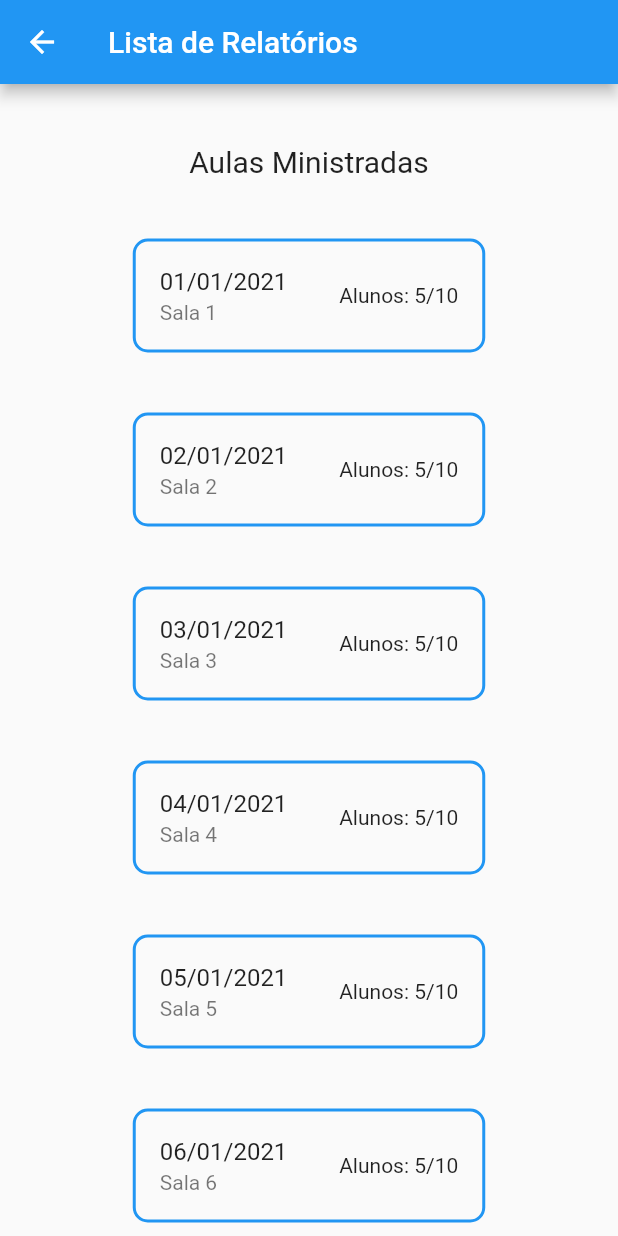
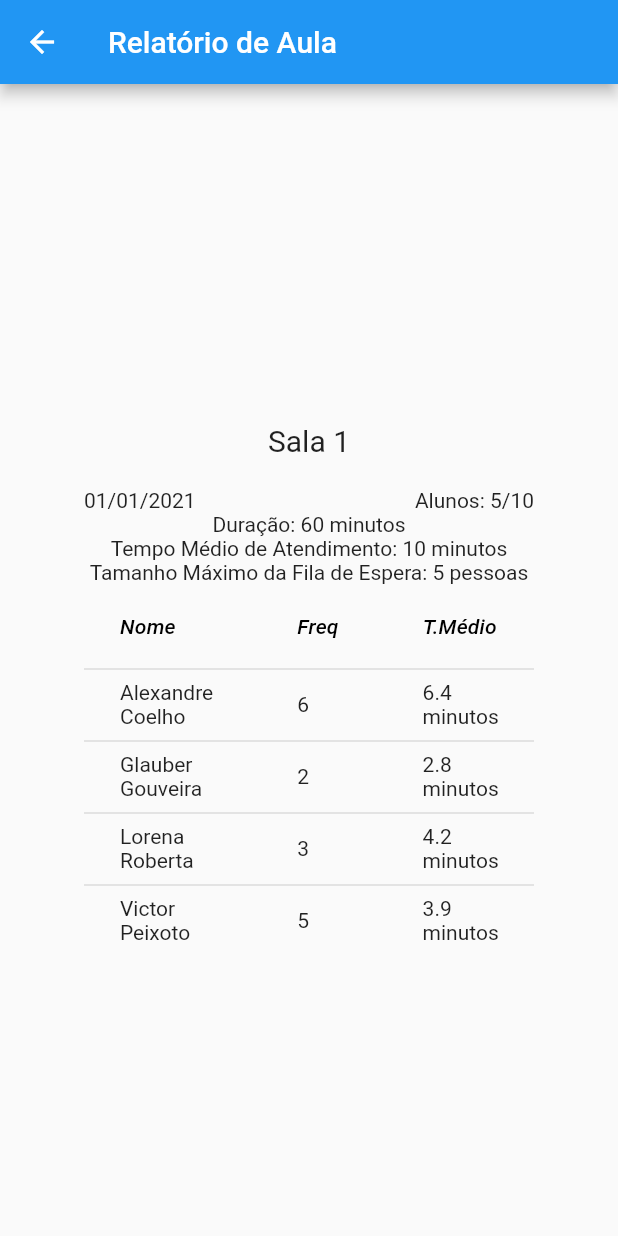
Before and after one commit to victorpbp/atende-sala-front, a Flutter app: the ListaRelatorio screen opened directly, after a tap on "01/01/2021", on a phone screen of 412 x 824 dp. Run offline on Flutter 3.47's test engine with Material 2 defaults, Android fonts, the phone set to English and light mode, and no system bars; our stand-ins replace flutter_riverpod.

Commit message:
Start for Relatorio Individual

```diff
--- a/lib/reports/individual_report.dart
+++ b/lib/reports/individual_report.dart
@@ -0,0 +1,114 @@
+import 'package:atende_sala/reports/report_list.dart';
+import 'package:flutter/material.dart';
+import 'package:flutter_riverpod/flutter_riverpod.dart';
+
+class RelatorioIndividual extends ConsumerWidget {
+  const RelatorioIndividual({Key? key}) : super(key: key);
+
+  @override
+  Widget build(BuildContext context, WidgetRef ref) {
+    final relatorioIndividual = ref
+        .watch(listaRelatorioProvider)[ref.watch(relatorioSelecionadoProvider)];
+
+    return Scaffold(
+        appBar: AppBar(title: const Text('Relatório de Aula')),
+        body: Center(
+          child: SizedBox(
+            width: 300,
+            child: Container(
+                margin: const EdgeInsets.only(top: 40),
+                child: Column(
+                  mainAxisAlignment: MainAxisAlignment.center,
+                  children: [
+                    Container(
+                      margin: const EdgeInsets.only(bottom: 20),
+                      child: Text(
+                        relatorioIndividual.nomeSala,
+                        style: const TextStyle(fontSize: 20),
+                      ),
+                    ),
+                    Row(
+                      mainAxisAlignment: MainAxisAlignment.spaceBetween,
+                      children: [
+                        Text(relatorioIndividual.data),
+                        Text(
+                            'Alunos: ${relatorioIndividual.info.quantidadeAlunosPresentes}/${relatorioIndividual.info.quantidadeAlunosMaximo}'),
+                      ],
+                    ),
+                    Column(
+                      children: [
+                        Text(
+                          'Duração: ${relatorioIndividual.info.duracaoMinutos} minutos',
+                        ),
+                        Text(
+                          'Tempo Médio de Atendimento: ${relatorioIndividual.info.tempoMedioAtendimento} minutos',
+                        ),
+                        Text(
+                          'Tamanho Máximo da Fila de Espera: ${relatorioIndividual.info.tamanhoMaximoFilaEspera} pessoas',
+                        ),
+                      ],
+                    ),
+                    DataTable(
+                      columns: const <DataColumn>[
+                        DataColumn(
+                          label: Expanded(
+                            child: Text(
+                              'Nome',
+                              style: TextStyle(fontStyle: FontStyle.italic),
+                            ),
+                          ),
+                        ),
+                        DataColumn(
+                          label: Expanded(
+                            child: Text(
+                              'Freq',
+                              style: TextStyle(fontStyle: FontStyle.italic),
+                            ),
+                          ),
+                        ),
+                        DataColumn(
+                          label: Expanded(
+                            child: Text(
+                              'T.Médio',
+                              style: TextStyle(fontStyle: FontStyle.italic),
+                            ),
+                          ),
+                        ),
+                      ],
+                      rows: const <DataRow>[
+                        DataRow(
+                          cells: <DataCell>[
+                            DataCell(Text('Alexandre Coelho')),
+                            DataCell(Text('6')),
+                            DataCell(Text('6.4 minutos')),
+                          ],
+                        ),
+                        DataRow(
+                          cells: <DataCell>[
+                            DataCell(Text('Glauber Gouveira')),
+                            DataCell(Text('2')),
+                            DataCell(Text('2.8 minutos')),
+                          ],
+                        ),
+                        DataRow(
+                          cells: <DataCell>[
+                            DataCell(Text('Lorena Roberta')),
+                            DataCell(Text('3')),
+                            DataCell(Text('4.2 minutos')),
+                          ],
+                        ),
+                        DataRow(
+                          cells: <DataCell>[
+                            DataCell(Text('Victor Peixoto')),
+                            DataCell(Text('5')),
+                            DataCell(Text('3.9 minutos')),
+                          ],
+                        ),
+                      ],
+                    )
+                  ],
+                )),
+          ),
+        ));
+  }
+}
--- a/lib/reports/report_list.dart
+++ b/lib/reports/report_list.dart
@@ -1,3 +1,4 @@
+import 'package:atende_sala/reports/individual_report.dart';
 import 'package:flutter/material.dart';
 import 'package:flutter_riverpod/flutter_riverpod.dart';
 
@@ -6,63 +7,175 @@ final listaRelatorioProvider = StateProvider<List<Relatorios>>((ref) => [
         data: '01/01/2021',
         nomeSala: 'Sala 1',
         nomeProfessor: 'Professor 1',
+        info: RelatorioInfo(
           quantidadeAlunosMaximo: 10,
-          quantidadeAlunosPresentes: 5),
+          quantidadeAlunosPresentes: 5,
+          duracaoMinutos: 60,
+          tempoMedioAtendimento: 10,
+          tamanhoMaximoFilaEspera: 5,
+          alunos: Alunos(
+            nome: 'Aluno 1',
+            quantidadeAtendimentos: 1,
+            tempoMedioAtendimento: 10,
+          ),
+        ),
+      ),
       Relatorios(
         data: '02/01/2021',
         nomeSala: 'Sala 2',
         nomeProfessor: 'Professor 2',
+        info: RelatorioInfo(
           quantidadeAlunosMaximo: 10,
-          quantidadeAlunosPresentes: 5),
+          quantidadeAlunosPresentes: 5,
+          duracaoMinutos: 60,
+          tempoMedioAtendimento: 10,
+          tamanhoMaximoFilaEspera: 5,
+          alunos: Alunos(
+            nome: 'Aluno 2',
+            quantidadeAtendimentos: 1,
+            tempoMedioAtendimento: 10,
+          ),
+        ),
+      ),
       Relatorios(
         data: '03/01/2021',
         nomeSala: 'Sala 3',
         nomeProfessor: 'Professor 3',
+        info: RelatorioInfo(
           quantidadeAlunosMaximo: 10,
-          quantidadeAlunosPresentes: 5),
+          quantidadeAlunosPresentes: 5,
+          duracaoMinutos: 60,
+          tempoMedioAtendimento: 10,
+          tamanhoMaximoFilaEspera: 5,
+          alunos: Alunos(
+            nome: 'Aluno 3',
+            quantidadeAtendimentos: 1,
+            tempoMedioAtendimento: 10,
+          ),
+        ),
+      ),
       Relatorios(
         data: '04/01/2021',
         nomeSala: 'Sala 4',
         nomeProfessor: 'Professor 4',
+        info: RelatorioInfo(
           quantidadeAlunosMaximo: 10,
-          quantidadeAlunosPresentes: 5),
+          quantidadeAlunosPresentes: 5,
+          duracaoMinutos: 60,
+          tempoMedioAtendimento: 10,
+          tamanhoMaximoFilaEspera: 5,
+          alunos: Alunos(
+            nome: 'Aluno 4',
+            quantidadeAtendimentos: 1,
+            tempoMedioAtendimento: 10,
+          ),
+        ),
+      ),
       Relatorios(
         data: '05/01/2021',
         nomeSala: 'Sala 5',
         nomeProfessor: 'Professor 5',
+        info: RelatorioInfo(
           quantidadeAlunosMaximo: 10,
-          quantidadeAlunosPresentes: 5),
+          quantidadeAlunosPresentes: 5,
+          duracaoMinutos: 60,
+          tempoMedioAtendimento: 10,
+          tamanhoMaximoFilaEspera: 5,
+          alunos: Alunos(
+            nome: 'Aluno 5',
+            quantidadeAtendimentos: 1,
+            tempoMedioAtendimento: 10,
+          ),
+        ),
+      ),
       Relatorios(
         data: '06/01/2021',
         nomeSala: 'Sala 6',
         nomeProfessor: 'Professor 6',
+        info: RelatorioInfo(
           quantidadeAlunosMaximo: 10,
-          quantidadeAlunosPresentes: 5),
+          quantidadeAlunosPresentes: 5,
+          duracaoMinutos: 60,
+          tempoMedioAtendimento: 10,
+          tamanhoMaximoFilaEspera: 5,
+          alunos: Alunos(
+            nome: 'Aluno 6',
+            quantidadeAtendimentos: 1,
+            tempoMedioAtendimento: 10,
+          ),
+        ),
+      ),
       Relatorios(
         data: '07/01/2021',
         nomeSala: 'Sala 7',
         nomeProfessor: 'Professor 7',
+        info: RelatorioInfo(
           quantidadeAlunosMaximo: 10,
-          quantidadeAlunosPresentes: 5),
+          quantidadeAlunosPresentes: 5,
+          duracaoMinutos: 60,
+          tempoMedioAtendimento: 10,
+          tamanhoMaximoFilaEspera: 5,
+          alunos: Alunos(
+            nome: 'Aluno 7',
+            quantidadeAtendimentos: 1,
+            tempoMedioAtendimento: 10,
+          ),
+        ),
+      ),
       Relatorios(
         data: '08/01/2021',
         nomeSala: 'Sala 8',
         nomeProfessor: 'Professor 8',
+        info: RelatorioInfo(
           quantidadeAlunosMaximo: 10,
-          quantidadeAlunosPresentes: 5),
+          quantidadeAlunosPresentes: 5,
+          duracaoMinutos: 60,
+          tempoMedioAtendimento: 10,
+          tamanhoMaximoFilaEspera: 5,
+          alunos: Alunos(
+            nome: 'Aluno 8',
+            quantidadeAtendimentos: 1,
+            tempoMedioAtendimento: 10,
+          ),
+        ),
+      ),
       Relatorios(
         data: '09/01/2021',
         nomeSala: 'Sala 9',
         nomeProfessor: 'Professor 9',
+        info: RelatorioInfo(
           quantidadeAlunosMaximo: 10,
-          quantidadeAlunosPresentes: 5),
+          quantidadeAlunosPresentes: 5,
+          duracaoMinutos: 90,
+          tempoMedioAtendimento: 10,
+          tamanhoMaximoFilaEspera: 5,
+          alunos: Alunos(
+            nome: 'Aluno 9',
+            quantidadeAtendimentos: 1,
+            tempoMedioAtendimento: 10,
+          ),
+        ),
+      ),
       Relatorios(
         data: '10/01/2021',
         nomeSala: 'Sala 10',
         nomeProfessor: 'Professor 10',
+        info: RelatorioInfo(
           quantidadeAlunosMaximo: 10,
-          quantidadeAlunosPresentes: 5),
+          quantidadeAlunosPresentes: 5,
+          duracaoMinutos: 90,
+          tempoMedioAtendimento: 10,
+          tamanhoMaximoFilaEspera: 5,
+          alunos: Alunos(
+            nome: '',
+            quantidadeAtendimentos: 1,
+            tempoMedioAtendimento: 10,
+          ),
+        ),
+      ),
     ]);
+
+final relatorioSelecionadoProvider = StateProvider<int>((ref) => 0);
 
 class ListaRelatorio extends ConsumerWidget {
   const ListaRelatorio({Key? key}) : super(key: key);
@@ -97,11 +210,16 @@ class ListaRelatorio extends ConsumerWidget {
                       padding: const EdgeInsets.all(12.0),
                       child: TextButton(
                         onPressed: () {
-/*                           Navigator.push(
+                          ref
+                              .read(relatorioSelecionadoProvider.notifier)
+                              .state = index;
+
+                          Navigator.push(
                             context,
                             MaterialPageRoute(
-                                builder: (context) => (const MyApp())),
-                          ); */
+                                builder: (context) =>
+                                    (const RelatorioIndividual())),
+                          );
                         },
                         child: ListTile(
                           shape: RoundedRectangleBorder(
@@ -111,7 +229,7 @@ class ListaRelatorio extends ConsumerWidget {
                           title: Text(relatorio.data),
                           subtitle: Text(relatorio.nomeSala),
                           trailing: Text(
-                              'Alunos: ${relatorio.quantidadeAlunosPresentes}/${relatorio.quantidadeAlunosMaximo}'),
+                              'Alunos: ${relatorio.info.quantidadeAlunosPresentes}/${relatorio.info.quantidadeAlunosMaximo}'),
                         ),
                       ),
                     );
@@ -130,14 +248,42 @@ class Relatorios {
   String data;
   String nomeSala;
   String nomeProfessor;
-  int quantidadeAlunosMaximo;
-  int quantidadeAlunosPresentes;
+  RelatorioInfo info;
 
   Relatorios({
     required this.data,
     required this.nomeSala,
     required this.nomeProfessor,
+    required this.info,
+  });
+}
+
+class RelatorioInfo {
+  int quantidadeAlunosMaximo;
+  int quantidadeAlunosPresentes;
+  int duracaoMinutos;
+  int tempoMedioAtendimento;
+  int tamanhoMaximoFilaEspera;
+  Alunos alunos;
+
+  RelatorioInfo({
     required this.quantidadeAlunosMaximo,
     required this.quantidadeAlunosPresentes,
+    required this.duracaoMinutos,
+    required this.tempoMedioAtendimento,
+    required this.tamanhoMaximoFilaEspera,
+    required this.alunos,
   });
 }
+
+class Alunos {
+  String nome;
+  int quantidadeAtendimentos;
+  int tempoMedioAtendimento;
+
+  Alunos({
+    required this.nome,
+    required this.quantidadeAtendimentos,
+    required this.tempoMedioAtendimento,
+  });
+}
```
Also changed, not shown: 1 other file. Lines whose indentation alone changed are shown as unchanged.
